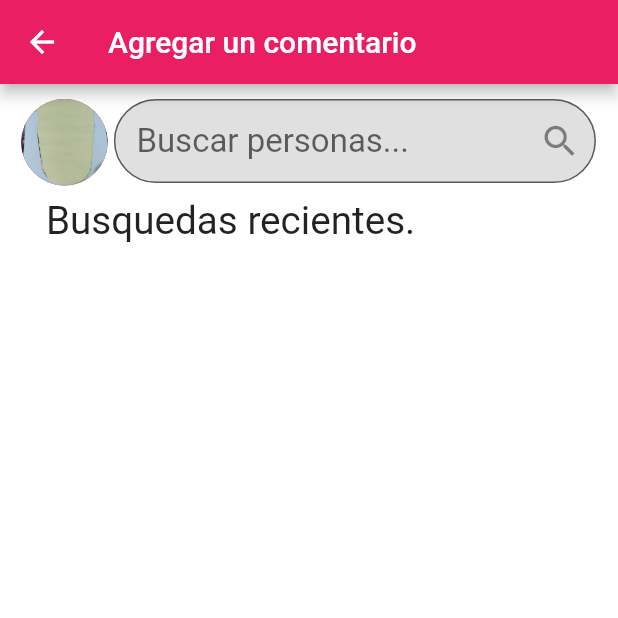
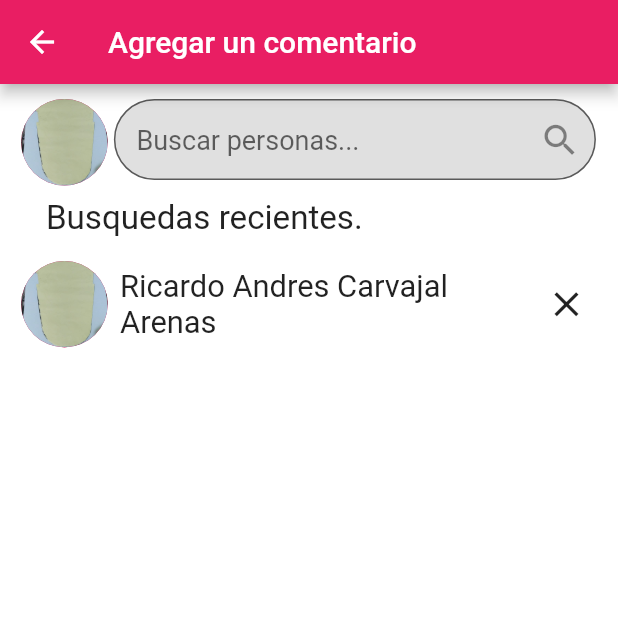
Before and after one commit to JhonRuiz95/flutter_application_3, a Flutter app: the comentario screen opened directly, on a phone screen of 412 x 824 dp, the top half of it. Run offline on Flutter 3.47's test engine with Material 2 defaults, Android fonts, the phone set to English and light mode, and no system bars; our stand-ins replace cloud_firestore, curved_navigation_bar, file_picker, firebase_auth, firebase_core, firebase_storage and 6 more; missing offline and left inert: photo_manager; accounts and stored records are empty.

```diff
--- a/lib/views/comentario.dart
+++ b/lib/views/comentario.dart
@@ -65,6 +65,8 @@ class comentario extends StatelessWidget {
                                   width: responsive.wp(78),
                                   //color: Colors.grey.shade300, //parte de perfil
                                   child: TextFormField(
+                                    style:
+                                        TextStyle(fontSize: responsive.dp(2.2)),
                                     controller: _comentarioController,
                                     //maxLines: 3,
                                     decoration: InputDecoration(
@@ -77,12 +79,12 @@ class comentario extends StatelessWidget {
                                               responsive.dp(15))),
                                       hintText: 'Buscar personas...',
                                       hintStyle: GoogleFonts.roboto(
-                                        fontSize: 22,
+                                        fontSize: 18,
                                       ),
                                       suffixIcon: IconButton(
                                         //color: Colors.amber,
                                         iconSize: responsive.dp(3),
-                                        icon: Icon(Icons.search),
+                                        icon: const Icon(Icons.search),
                                         onPressed: () {
                                           Fluttertoast.showToast(
                                             msg: 'Buscando',
@@ -100,7 +102,7 @@ class comentario extends StatelessWidget {
                                   child: Text(
                                     'Busquedas recientes.',
                                     style: TextStyle(
-                                      fontSize: responsive.dp(2.8),
+                                      fontSize: responsive.dp(2.4),
                                     ),
                                   ),
                                 )
@@ -111,6 +113,39 @@ class comentario extends StatelessWidget {
                               child: Text(_success == null
                                   ? 'Null'
                                   : (_success ? 'Comentario registrado' : '')),
+                            ),
+                            Row(
+                              children: [
+                                Container(
+                                  alignment: Alignment.topLeft,
+                                  height: responsive.hp(7),
+                                  //color: Colors.amber,
+                                  width: responsive.wp(16), //size.width * .125,
+                                  child: const CircleAvatar(
+                                    radius: 60,
+                                    backgroundImage:
+                                        AssetImage('assets/img/pru1.jpeg'),
+                                  ),
+                                ),
+                                SizedBox(
+                                  width: responsive.wp(1),
+                                ),
+                                SizedBox(
+                                  width: responsive.wp(66.4),
+                                  child: Text(
+                                    "Ricardo Andres Carvajal Arenas",
+                                    style: TextStyle(
+                                      fontSize: responsive.wp(5),
+                                      //backgroundColor: Colors.amber,
+                                    ),
+                                  ),
+                                ),
+                                IconButton(
+                                  onPressed: () {},
+                                  icon: const Icon(Icons.close),
+                                  iconSize: responsive.dp(3),
+                                )
+                              ],
                             ),
                           ],
                         ),
```
Also changed, not shown: lib/views/publica.dart (+8 -54 lines).
